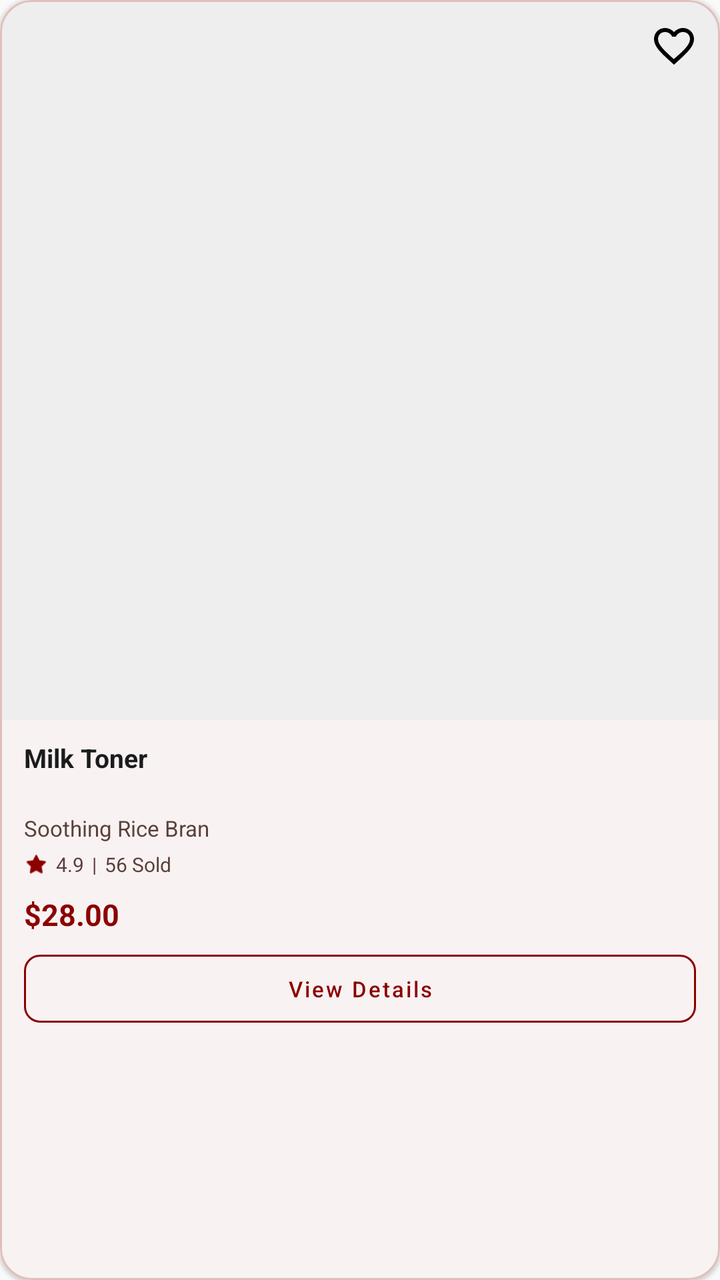
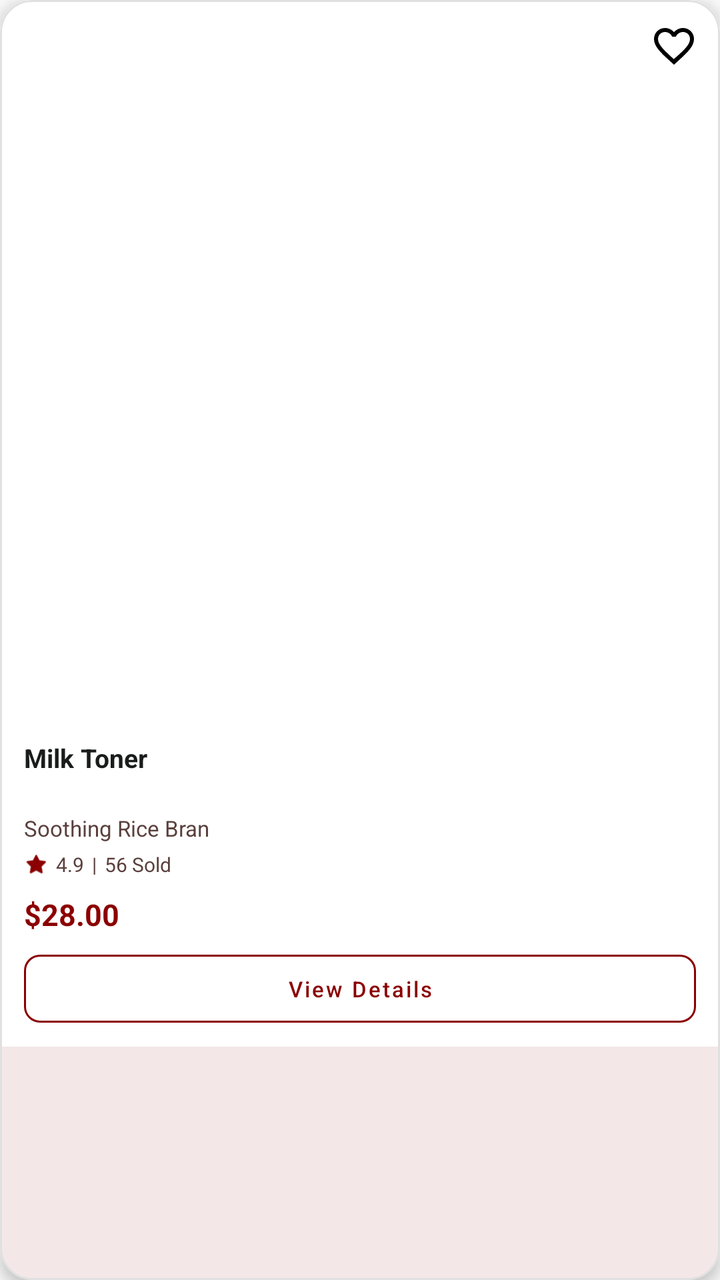

Two renders of the same Android screen: before a commit and after it. Below are the layout's source before the change and the commit's diff.
<!-- AndroidManifest.xml: application theme Theme.TirTirMCommerce -->
<!-- res/layout/item_product.xml -->
<?xml version="1.0" encoding="utf-8"?>
<com.google.android.material.card.MaterialCardView xmlns:android="http://schemas.android.com/apk/res/android"
    xmlns:app="http://schemas.android.com/apk/res-auto"
    android:layout_width="match_parent"
    android:layout_height="wrap_content"
    android:layout_margin="6dp"
    app:cardCornerRadius="16dp"
    app:cardElevation="1dp"
    app:cardBackgroundColor="@color/tirtir_white"
    app:strokeWidth="1dp"
    app:strokeColor="@color/tirtir_rose_outline">

    <androidx.constraintlayout.widget.ConstraintLayout
        android:layout_width="match_parent"
        android:layout_height="wrap_content">

        
        <FrameLayout
            android:id="@+id/cardImageContainer"
            android:layout_width="0dp"
            android:layout_height="0dp"
            android:background="@color/tirtir_bg_gray"
            app:layout_constraintTop_toTopOf="parent"
            app:layout_constraintStart_toStartOf="parent"
            app:layout_constraintEnd_toEndOf="parent"
            app:layout_constraintDimensionRatio="1:1">

            
            <ImageView
                android:id="@+id/ivProductImage"
                android:layout_width="match_parent"
                android:layout_height="match_parent"
                android:scaleType="centerCrop" />

            
            <TextView
                android:id="@+id/tvDiscountBadge"
                android:layout_width="wrap_content"
                android:layout_height="wrap_content"
                android:layout_gravity="top|start"
                android:layout_margin="8dp"
                android:background="@drawable/bg_tag_primary"
                android:paddingHorizontal="7dp"
                android:paddingVertical="3dp"
                android:textColor="@color/tirtir_white"
                android:textSize="10sp"
                android:textStyle="bold"
                android:text="-10%"
                android:visibility="gone" />

            
            <FrameLayout
                android:id="@+id/soldOutOverlay"
                android:layout_width="match_parent"
                android:layout_height="match_parent"
                android:background="#99000000"
                android:visibility="gone">
                <TextView
                    android:id="@+id/tvOutOfStock"
                    android:layout_width="wrap_content"
                    android:layout_height="wrap_content"
                    android:layout_gravity="center"
                    android:text="Sold Out"
                    android:textColor="@color/tirtir_white"
                    android:textSize="14sp"
                    android:textStyle="bold"
                    android:letterSpacing="0.05"
                    android:paddingHorizontal="16dp"
                    android:paddingVertical="6dp"
                    android:background="#4DFFFFFF" />
            </FrameLayout>

            
            <ImageButton
                android:id="@+id/btnWishlistToggle"
                android:layout_width="34dp"
                android:layout_height="34dp"
                android:layout_gravity="top|end"
                android:layout_margin="6dp"
                android:background="@android:color/transparent"
                android:src="@drawable/ic_wishlist_outline"
                android:scaleType="centerInside"
                android:contentDescription="Wishlist" />

        </FrameLayout>

        
        <LinearLayout
            android:layout_width="0dp"
            android:layout_height="wrap_content"
            android:orientation="vertical"
            android:paddingHorizontal="12dp"
            android:paddingTop="10dp"
            android:paddingBottom="12dp"
            app:layout_constraintTop_toBottomOf="@id/cardImageContainer"
            app:layout_constraintStart_toStartOf="parent"
            app:layout_constraintEnd_toEndOf="parent">

            
            <TextView
                android:id="@+id/tvProductName"
                android:layout_width="match_parent"
                android:layout_height="wrap_content"
                android:text="Milk Toner"
                android:textColor="@color/tirtir_black"
                android:textSize="13sp"
                android:textStyle="bold"
                android:minLines="2"
                android:maxLines="2"
                android:ellipsize="end"
                android:lineSpacingMultiplier="1.1" />

            <TextView
                android:id="@+id/tvProductCategory"
                android:layout_width="match_parent"
                android:layout_height="wrap_content"
                android:layout_marginTop="2dp"
                android:text="Soothing Rice Bran"
                android:textColor="@color/tirtir_text_secondary"
                android:textSize="11sp"
                android:maxLines="1"
                android:ellipsize="end" />

            
            <LinearLayout
                android:layout_width="match_parent"
                android:layout_height="wrap_content"
                android:orientation="horizontal"
                android:gravity="center_vertical"
                android:layout_marginTop="4dp">

                <ImageView
                    android:layout_width="12dp"
                    android:layout_height="12dp"
                    android:src="@android:drawable/btn_star_big_on"
                    app:tint="@color/tirtir_red_primary" />
                
                <TextView
                    android:id="@+id/tvRatingCount"
                    android:layout_width="wrap_content"
                    android:layout_height="wrap_content"
                    android:layout_marginStart="4dp"
                    android:text="4.9"
                    android:textColor="@color/tirtir_text_secondary"
                    android:textSize="10sp" />

                <TextView
                    android:layout_width="wrap_content"
                    android:layout_height="wrap_content"
                    android:layout_marginStart="4dp"
                    android:layout_marginEnd="4dp"
                    android:text="|"
                    android:textColor="@color/tirtir_text_secondary"
                    android:textSize="10sp" />

                <TextView
                    android:id="@+id/tvSoldCount"
                    android:layout_width="wrap_content"
                    android:layout_height="wrap_content"
                    android:text="56 Sold"
                    android:textColor="@color/tirtir_text_secondary"
                    android:textSize="10sp" />
            </LinearLayout>

            
            <LinearLayout
                android:layout_width="match_parent"
                android:layout_height="wrap_content"
                android:orientation="vertical"
                android:layout_marginTop="8dp">

                <TextView
                    android:id="@+id/tvOriginalPrice"
                    android:layout_width="wrap_content"
                    android:layout_height="wrap_content"
                    android:text="$35.00"
                    android:textColor="@color/tirtir_text_secondary"
                    android:textSize="10sp"
                    android:visibility="gone" />

                <TextView
                    android:id="@+id/tvProductPrice"
                    android:layout_width="wrap_content"
                    android:layout_height="wrap_content"
                    android:text="$28.00"
                    android:textColor="@color/tirtir_red_primary"
                    android:textSize="15sp"
                    android:textStyle="bold" />

            </LinearLayout>

            <com.google.android.material.button.MaterialButton
                android:id="@+id/btnViewDetails"
                android:layout_width="match_parent"
                android:layout_height="34dp"
                android:layout_marginTop="10dp"
                android:insetTop="0dp"
                android:insetBottom="0dp"
                android:text="View Details"
                android:textSize="11sp"
                android:textAllCaps="false"
                android:textColor="@color/tirtir_red_primary"
                style="@style/Widget.MaterialComponents.Button.OutlinedButton"
                app:strokeColor="@color/tirtir_red_primary"
                app:strokeWidth="1dp"
                app:cornerRadius="8dp" />

        </LinearLayout>

    </androidx.constraintlayout.widget.ConstraintLayout>
</com.google.android.material.card.MaterialCardView>
<!-- resources referenced by this layout -->
<resources>
  <color name="tirtir_bg_gray">#EEEEEE</color>
  <color name="tirtir_black">#1A1C1C</color>
  <color name="tirtir_red_primary">#8B0000</color>
  <color name="tirtir_rose_outline">#E3BEB8</color>
  <color name="tirtir_text_secondary">#5A403C</color>
  <color name="tirtir_white">#FFFFFF</color>
  <!-- drawable bg_tag_primary (drawable) -->
  <?xml version="1.0" encoding="utf-8"?>
  <shape xmlns:android="http://schemas.android.com/apk/res/android"
      android:shape="rectangle">
      <solid android:color="@color/tirtir_red_primary" />
      <corners android:radius="16dp" />
  </shape>
  <!-- drawable ic_wishlist_outline (drawable) -->
  <vector xmlns:android="http://schemas.android.com/apk/res/android"
      android:width="24dp"
      android:height="24dp"
      android:viewportWidth="24.0"
      android:viewportHeight="24.0">
    <path
        android:fillColor="#FF000000"
        android:pathData="M16.5,3c-1.74,0 -3.41,0.81 -4.5,2.09C10.91,3.81 9.24,3 7.5,3 4.42,3 2,5.42 2,8.5c0,3.78 3.4,6.86 8.55,11.54L12,21.35l1.45,-1.32C18.6,15.36 22,12.28 22,8.5 22,5.42 19.58,3 16.5,3zM12.1,18.55l-0.1,0.1 -0.1,-0.1C7.14,14.24 4,11.39 4,8.5 4,6.5 5.5,5 7.5,5c1.54,0 3.04,0.99 3.57,2.36h1.87C13.46,5.99 14.96,5 16.5,5c2,0 3.5,1.5 3.5,3.5 0,2.89 -3.14,5.74 -8.1,10.05z"/>
  </vector>
  <style name="Theme.TirTirMCommerce" parent="Base.Theme.TirTirMCommerce" />
  <style name="Base.Theme.TirTirMCommerce" parent="Theme.Material3.DayNight.NoActionBar">
          
          <item name="colorPrimary">@color/tirtir_red_primary</item>
          <item name="colorPrimaryDark">@color/tirtir_red_dark</item>
          <item name="colorPrimaryContainer">@color/tirtir_red_surface</item>
  
          
          <item name="colorOnPrimary">@color/tirtir_white</item>
          <item name="colorOnPrimaryContainer">@color/tirtir_red_primary</item>
  
          
          <item name="colorSecondary">@color/tirtir_black</item>
          <item name="colorOnSecondary">@color/tirtir_white</item>
          <item name="colorSecondaryContainer">@color/tirtir_red_surface</item>
          <item name="colorOnSecondaryContainer">@color/tirtir_red_primary</item>
  
          
          <item name="colorSurface">@color/tirtir_white</item>
          <item name="colorOnSurface">@color/tirtir_black</item>
          <item name="colorSurfaceVariant">@color/tirtir_off_white</item>
  
          
          <item name="android:windowBackground">@color/tirtir_off_white</item>
          <item name="android:statusBarColor">@color/tirtir_white</item>
          <item name="android:windowLightStatusBar">true</item>
  
          
          <item name="colorError">@color/tirtir_error</item>
      </style>
  <color name="tirtir_red_dark">#610000</color>
  <color name="tirtir_red_surface">#FFF4F3</color>
  <color name="tirtir_off_white">#F9F9F9</color>
  <color name="tirtir_error">#D32F2F</color>
</resources>

<!-- the commit's change to res/layout/item_product.xml (unified diff, before → after) -->
@@ -5,21 +5,23 @@
     android:layout_height="wrap_content"
     android:layout_margin="6dp"
     app:cardCornerRadius="16dp"
-    app:cardElevation="1dp"
-    app:cardBackgroundColor="@color/tirtir_white"
+    app:cardElevation="4dp"
+    app:cardBackgroundColor="@android:color/white"
     app:strokeWidth="1dp"
-    app:strokeColor="@color/tirtir_rose_outline">
+    app:strokeColor="@color/tirtir_border_gray"
+    app:backgroundTint="@android:color/white">
 
     <androidx.constraintlayout.widget.ConstraintLayout
         android:layout_width="match_parent"
-        android:layout_height="wrap_content">
+        android:layout_height="wrap_content"
+        android:background="@android:color/white">
 
         
         <FrameLayout
             android:id="@+id/cardImageContainer"
             android:layout_width="0dp"
             android:layout_height="0dp"
-            android:background="@color/tirtir_bg_gray"
+            android:background="@android:color/white"
             app:layout_constraintTop_toTopOf="parent"
             app:layout_constraintStart_toStartOf="parent"
             app:layout_constraintEnd_toEndOf="parent"
@@ -92,6 +94,7 @@
             android:paddingHorizontal="12dp"
             android:paddingTop="10dp"
             android:paddingBottom="12dp"
+            android:background="@android:color/white"
             app:layout_constraintTop_toBottomOf="@id/cardImageContainer"
             app:layout_constraintStart_toStartOf="parent"
             app:layout_constraintEnd_toEndOf="parent">
<!-- resource entries referenced after the edit -->
@@ -1,9 +1,8 @@
 <!-- resources referenced by this layout -->
 <resources>
-  <color name="tirtir_bg_gray">#EEEEEE</color>
   <color name="tirtir_black">#1A1C1C</color>
+  <color name="tirtir_border_gray">#E0E0E0</color>
   <color name="tirtir_red_primary">#8B0000</color>
-  <color name="tirtir_rose_outline">#E3BEB8</color>
   <color name="tirtir_text_secondary">#5A403C</color>
   <color name="tirtir_white">#FFFFFF</color>
   <!-- drawable bg_tag_primary (drawable) -->
@@ -28,7 +27,7 @@
           
           <item name="colorPrimary">@color/tirtir_red_primary</item>
           <item name="colorPrimaryDark">@color/tirtir_red_dark</item>
-          <item name="colorPrimaryContainer">@color/tirtir_red_surface</item>
+          <item name="colorPrimaryContainer">#FFFFFF</item>
   
           
           <item name="colorOnPrimary">@color/tirtir_white</item>
@@ -37,7 +36,7 @@
           
           <item name="colorSecondary">@color/tirtir_black</item>
           <item name="colorOnSecondary">@color/tirtir_white</item>
-          <item name="colorSecondaryContainer">@color/tirtir_red_surface</item>
+          <item name="colorSecondaryContainer">#F8F8F8</item>
           <item name="colorOnSecondaryContainer">@color/tirtir_red_primary</item>
   
           
@@ -54,7 +53,6 @@
           <item name="colorError">@color/tirtir_error</item>
       </style>
   <color name="tirtir_red_dark">#610000</color>
-  <color name="tirtir_red_surface">#FFF4F3</color>
   <color name="tirtir_off_white">#F9F9F9</color>
   <color name="tirtir_error">#D32F2F</color>
 </resources>
